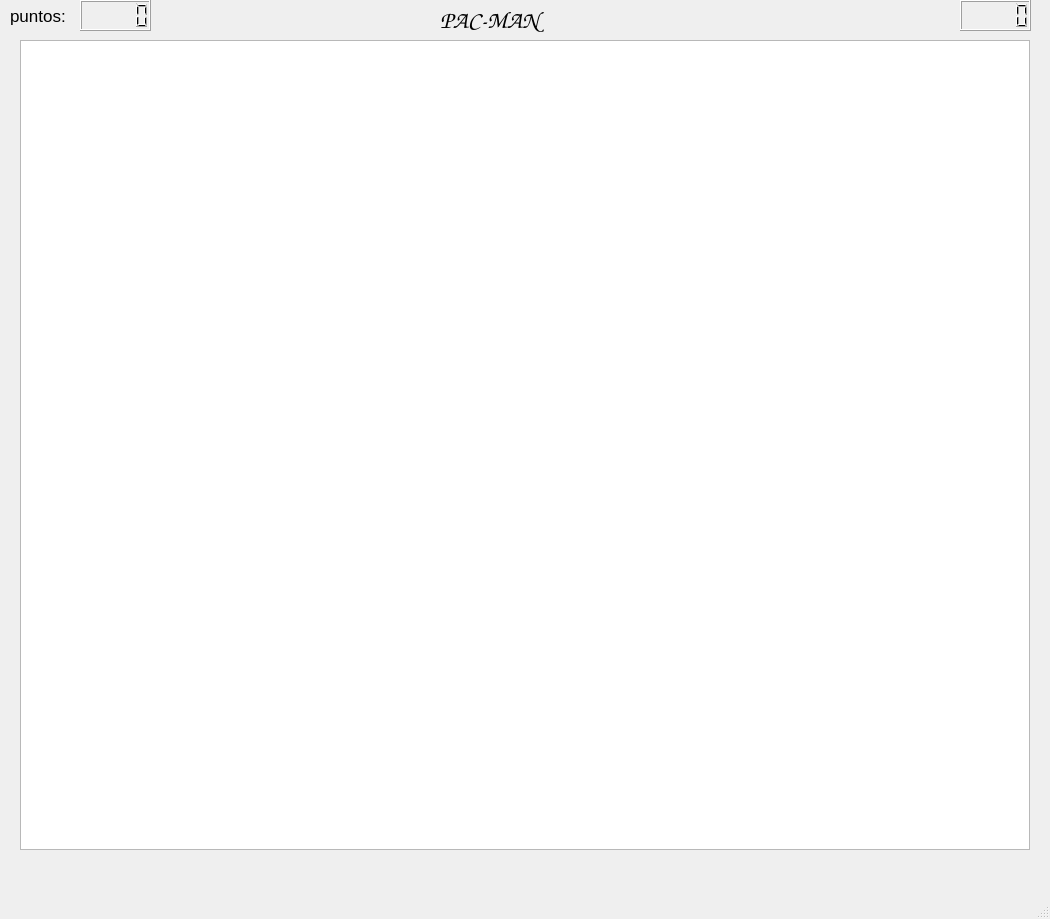
This is mainwindow.ui in Daniel-ca-re/pac-man as Qt 5 draws it before an edit. The edited form follows.
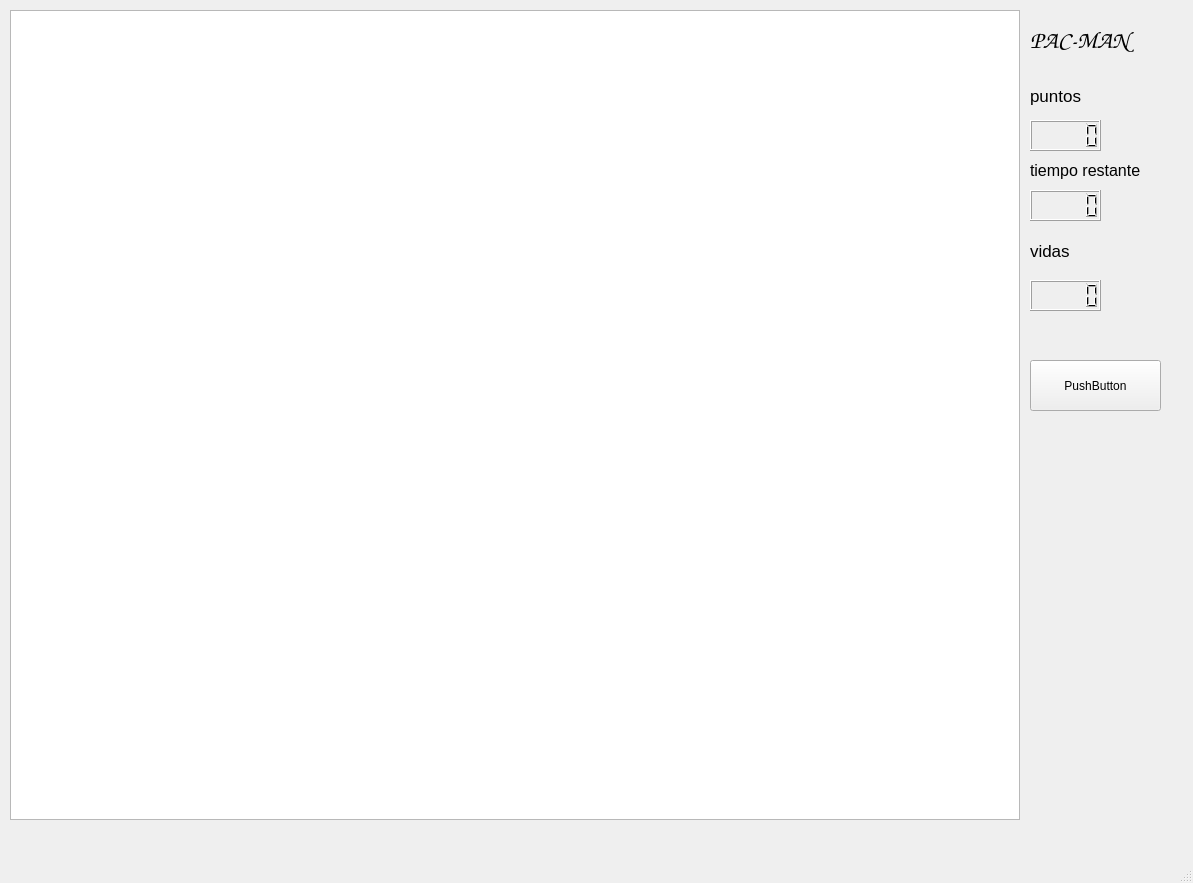
This is the edited form.

```diff
--- a/mainwindow.ui
+++ b/mainwindow.ui
@@ -6,8 +6,8 @@
    <rect>
     <x>0</x>
     <y>0</y>
-    <width>1050</width>
-    <height>919</height>
+    <width>1193</width>
+    <height>883</height>
    </rect>
   </property>
   <property name="windowTitle">
@@ -17,8 +17,8 @@
    <widget class="QGraphicsView" name="graphicsView">
     <property name="geometry">
      <rect>
-      <x>20</x>
-      <y>40</y>
+      <x>10</x>
+      <y>10</y>
       <width>1010</width>
       <height>810</height>
      </rect>
@@ -32,8 +32,8 @@
    <widget class="QLabel" name="label">
     <property name="geometry">
      <rect>
-      <x>440</x>
-      <y>0</y>
+      <x>1030</x>
+      <y>20</y>
       <width>151</width>
       <height>41</height>
      </rect>
@@ -51,8 +51,8 @@
    <widget class="QLCDNumber" name="puntaje">
     <property name="geometry">
      <rect>
-      <x>80</x>
-      <y>0</y>
+      <x>1030</x>
+      <y>120</y>
       <width>71</width>
       <height>31</height>
      </rect>
@@ -61,8 +61,8 @@
    <widget class="QLabel" name="label_2">
     <property name="geometry">
      <rect>
-      <x>10</x>
-      <y>0</y>
+      <x>1030</x>
+      <y>80</y>
       <width>71</width>
       <height>31</height>
      </rect>
@@ -73,14 +73,14 @@
      </font>
     </property>
     <property name="text">
-     <string>puntos:</string>
+     <string>puntos</string>
     </property>
    </widget>
    <widget class="QLCDNumber" name="cronometro">
     <property name="geometry">
      <rect>
-      <x>960</x>
-      <y>0</y>
+      <x>1030</x>
+      <y>190</y>
       <width>71</width>
       <height>31</height>
      </rect>
@@ -99,6 +99,65 @@
      <string/>
     </property>
    </widget>
+   <widget class="QLabel" name="label_4">
+    <property name="geometry">
+     <rect>
+      <x>1030</x>
+      <y>160</y>
+      <width>171</width>
+      <height>21</height>
+     </rect>
+    </property>
+    <property name="font">
+     <font>
+      <pointsize>12</pointsize>
+     </font>
+    </property>
+    <property name="text">
+     <string>tiempo restante</string>
+    </property>
+   </widget>
+   <widget class="QLCDNumber" name="numvidas">
+    <property name="geometry">
+     <rect>
+      <x>1030</x>
+      <y>280</y>
+      <width>71</width>
+      <height>31</height>
+     </rect>
+    </property>
+   </widget>
+   <widget class="QLabel" name="label_5">
+    <property name="geometry">
+     <rect>
+      <x>1030</x>
+      <y>230</y>
+      <width>91</width>
+      <height>41</height>
+     </rect>
+    </property>
+    <property name="font">
+     <font>
+      <pointsize>13</pointsize>
+     </font>
+    </property>
+    <property name="text">
+     <string>vidas</string>
+    </property>
+   </widget>
+   <widget class="QPushButton" name="pushButton">
+    <property name="geometry">
+     <rect>
+      <x>1030</x>
+      <y>360</y>
+      <width>131</width>
+      <height>51</height>
+     </rect>
+    </property>
+    <property name="text">
+     <string>PushButton</string>
+    </property>
+   </widget>
   </widget>
   <widget class="QMenuBar" name="menubar">
    <property name="geometry">
```
Left out of the diff: 2 changed lines with no effect on the pictures.
